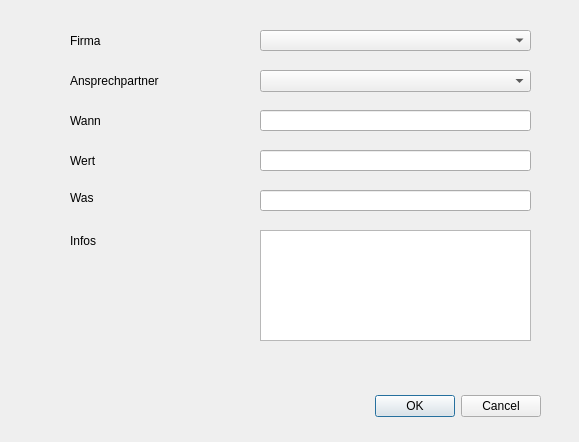
First picture: the form in createactivity.ui, repository green-lion-racing/glr-database, before the edit.
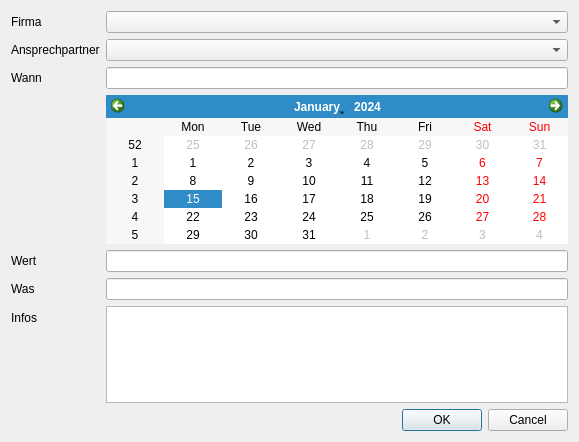
Second picture: the form after the edit.

Commit message: Added calender widget to windows "createactivity" and "createcommunication"

```diff
--- a/createactivity.ui
+++ b/createactivity.ui
@@ -13,160 +13,93 @@
   <property name="windowTitle">
    <string>Dialog</string>
   </property>
-  <widget class="QDialogButtonBox" name="buttonBox">
-   <property name="geometry">
-    <rect>
-     <x>200</x>
-     <y>390</y>
-     <width>341</width>
-     <height>32</height>
-    </rect>
-   </property>
-   <property name="orientation">
-    <enum>Qt::Horizontal</enum>
-   </property>
-   <property name="standardButtons">
-    <set>QDialogButtonBox::Cancel|QDialogButtonBox::Ok</set>
-   </property>
-  </widget>
+  <layout class="QVBoxLayout" name="verticalLayout_3">
+   <item>
+    <layout class="QVBoxLayout" name="verticalLayout_2">
+     <item>
+      <layout class="QFormLayout" name="formLayout">
+       <item row="0" column="0">
   <widget class="QLabel" name="label">
-   <property name="geometry">
-    <rect>
-     <x>70</x>
-     <y>30</y>
-     <width>91</width>
-     <height>21</height>
-    </rect>
-   </property>
    <property name="text">
     <string>Firma</string>
    </property>
   </widget>
-  <widget class="QComboBox" name="cb_company">
-   <property name="geometry">
-    <rect>
-     <x>260</x>
-     <y>30</y>
-     <width>271</width>
-     <height>21</height>
-    </rect>
-   </property>
-  </widget>
+       </item>
+       <item row="0" column="1">
+        <widget class="QComboBox" name="cb_company"/>
+       </item>
+       <item row="1" column="0">
+        <widget class="QLabel" name="label_6">
+         <property name="text">
+          <string>Ansprechpartner</string>
+         </property>
+        </widget>
+       </item>
+       <item row="1" column="1">
+        <widget class="QComboBox" name="cb_person"/>
+       </item>
+       <item row="2" column="0">
   <widget class="QLabel" name="label_2">
-   <property name="geometry">
-    <rect>
-     <x>70</x>
-     <y>110</y>
-     <width>91</width>
-     <height>21</height>
-    </rect>
-   </property>
    <property name="text">
     <string>Wann</string>
    </property>
   </widget>
+       </item>
+       <item row="2" column="1">
   <widget class="QLineEdit" name="le_when">
-   <property name="geometry">
-    <rect>
-     <x>260</x>
-     <y>110</y>
-     <width>271</width>
-     <height>21</height>
-    </rect>
-   </property>
-  </widget>
-  <widget class="QLineEdit" name="le_value">
-   <property name="geometry">
-    <rect>
-     <x>260</x>
-     <y>150</y>
-     <width>271</width>
-     <height>21</height>
-    </rect>
-   </property>
-  </widget>
-  <widget class="QLineEdit" name="le_what">
-   <property name="geometry">
-    <rect>
-     <x>260</x>
-     <y>190</y>
-     <width>271</width>
-     <height>21</height>
-    </rect>
-   </property>
-  </widget>
-  <widget class="QTextEdit" name="te_info">
-   <property name="geometry">
-    <rect>
-     <x>260</x>
-     <y>230</y>
-     <width>271</width>
-     <height>111</height>
-    </rect>
-   </property>
-  </widget>
+         <property name="readOnly">
+          <bool>true</bool>
+         </property>
+        </widget>
+       </item>
+       <item row="4" column="0">
   <widget class="QLabel" name="label_3">
-   <property name="geometry">
-    <rect>
-     <x>70</x>
-     <y>150</y>
-     <width>81</width>
-     <height>21</height>
-    </rect>
-   </property>
    <property name="text">
     <string>Wert</string>
    </property>
   </widget>
+       </item>
+       <item row="4" column="1">
+        <widget class="QLineEdit" name="le_value"/>
+       </item>
+       <item row="5" column="0">
   <widget class="QLabel" name="label_4">
-   <property name="geometry">
-    <rect>
-     <x>70</x>
-     <y>190</y>
-     <width>81</width>
-     <height>16</height>
-    </rect>
-   </property>
    <property name="text">
     <string>Was</string>
    </property>
   </widget>
+       </item>
+       <item row="5" column="1">
+        <widget class="QLineEdit" name="le_what"/>
+       </item>
+       <item row="6" column="0">
   <widget class="QLabel" name="label_5">
-   <property name="geometry">
-    <rect>
-     <x>70</x>
-     <y>230</y>
-     <width>91</width>
-     <height>21</height>
-    </rect>
-   </property>
    <property name="text">
     <string>Infos</string>
    </property>
   </widget>
-  <widget class="QComboBox" name="cb_person">
-   <property name="geometry">
-    <rect>
-     <x>260</x>
-     <y>70</y>
-     <width>271</width>
-     <height>22</height>
-    </rect>
-   </property>
-  </widget>
-  <widget class="QLabel" name="label_6">
-   <property name="geometry">
-    <rect>
-     <x>70</x>
-     <y>70</y>
-     <width>191</width>
-     <height>21</height>
-    </rect>
-   </property>
-   <property name="text">
-    <string>Ansprechpartner</string>
-   </property>
-  </widget>
+       </item>
+       <item row="6" column="1">
+        <widget class="QTextEdit" name="te_info"/>
+       </item>
+       <item row="3" column="1">
+        <widget class="QCalendarWidget" name="cw_calender"/>
+       </item>
+      </layout>
+     </item>
+    </layout>
+   </item>
+   <item>
+    <widget class="QDialogButtonBox" name="buttonBox">
+     <property name="orientation">
+      <enum>Qt::Horizontal</enum>
+     </property>
+     <property name="standardButtons">
+      <set>QDialogButtonBox::Cancel|QDialogButtonBox::Ok</set>
+     </property>
+    </widget>
+   </item>
+  </layout>
  </widget>
  <resources/>
  <connections>
```
Lines whose indentation alone changed are shown as unchanged. The commit also changes 6 other files.
